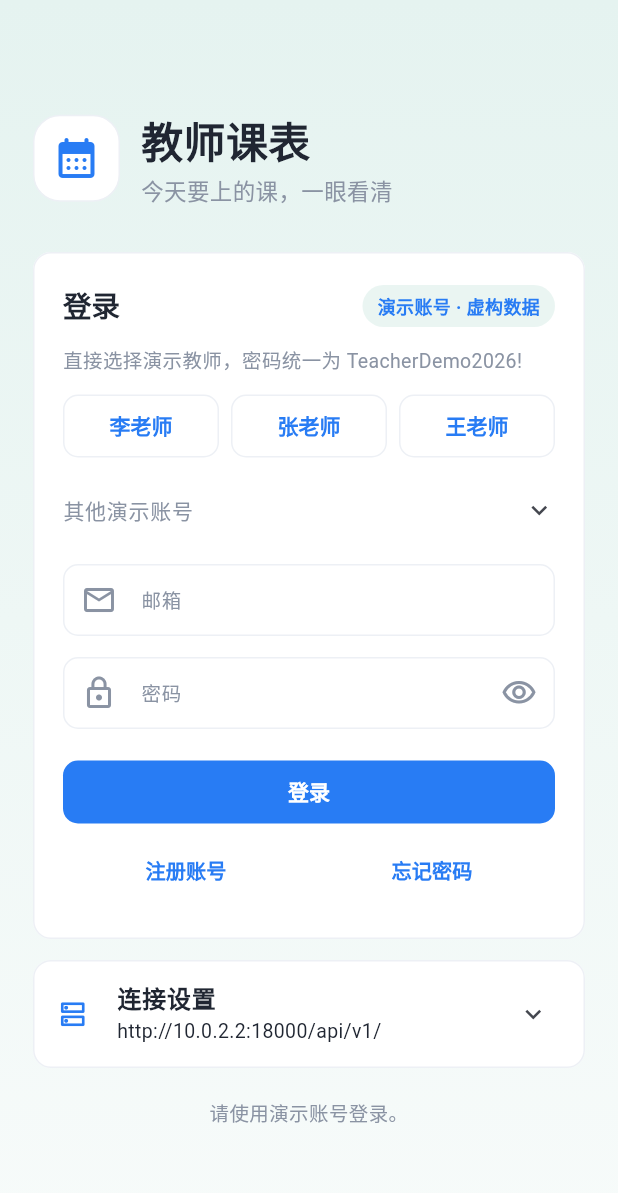
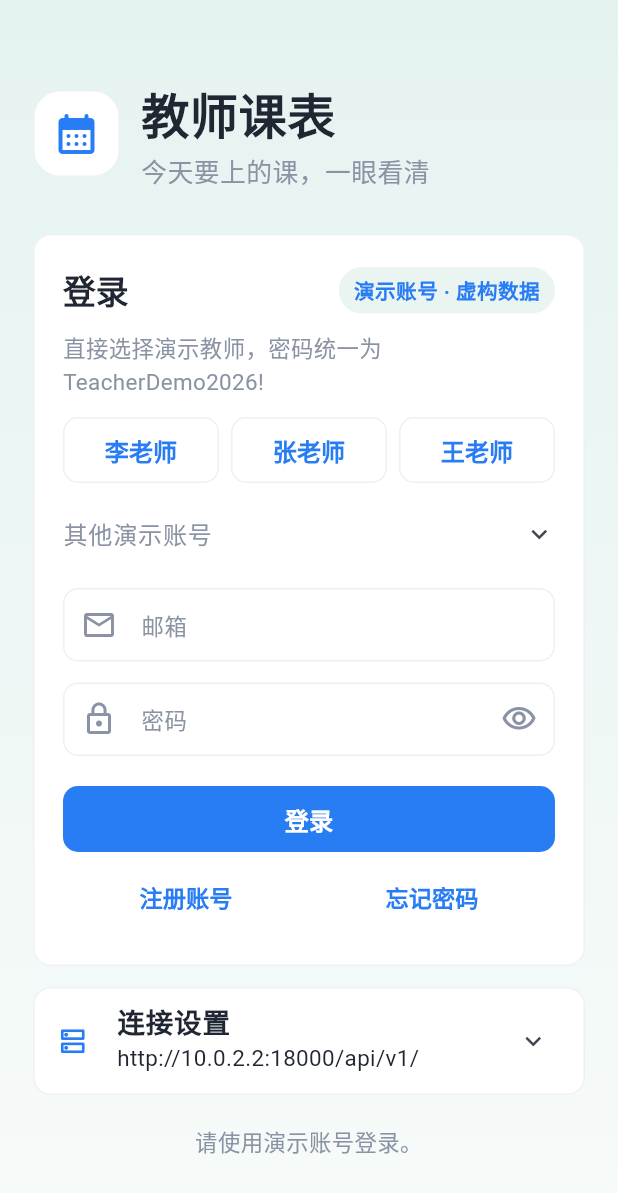
Before and after one commit to xuanfengdabiti/teacher-schedule-app, a Flutter app: the screen it shows after launch, on a phone screen of 412 x 824 dp. Shown: the top 1193 px of the screen. Run offline on Flutter 3.47's test engine with Material 3 defaults, Android fonts, the light colour scheme and no system bars; our stand-ins replace dio, flutter_local_notifications, flutter_riverpod, flutter_secure_storage, go_router, image_picker and 2 more.

Commit message:
fix(ui): enlarge default text and adapt date tabs

```diff
--- a/mobile/lib/app.dart
+++ b/mobile/lib/app.dart
@@ -3,9 +3,12 @@ import 'package:flutter_localizations/flutter_localizations.dart';
 import 'package:flutter_riverpod/flutter_riverpod.dart';
 
 import 'app/router.dart';
+import 'app/reading_text_scaler.dart';
 import 'app/theme.dart';
 import 'features/profile/font_size_controller.dart';
 import 'features/reminders/reminder_coordinator.dart';
+
+const _readingScale = 1.15;
 
 /// Android Material 3 stretches edge content by default, which warps text and
 /// cards at the end of a list. Keep normal scrolling and pull-to-refresh but
@@ -33,26 +36,19 @@ class TeacherScheduleApp extends ConsumerWidget {
         GlobalCupertinoLocalizations.delegate,
       ],
       builder: (context, child) {
-        // Following the system keeps the platform scaler untouched (including
-        // non-linear scaling). Large choices add exactly one extra factor.
-        Widget content;
-        if (fontChoice == 'system') {
-          content = child ?? const SizedBox.shrink();
-        } else {
-          final media = MediaQuery.of(context);
-          final scale = textScaleForFontSize(fontChoice);
-          content = MediaQuery(
-            data: media.copyWith(
-              textScaler: TextScaler.linear(
-                media.textScaler.scale(1.0) * scale,
-              ),
-            ),
-            child: child ?? const SizedBox.shrink(),
-          );
-        }
-        // One coordinator instance wraps both font-size branches so reminder
-        // setup and notification taps survive any font-size change.
-        return ReminderCoordinator(child: content);
+        // One reading baseline for every page, combined with the untouched
+        // platform scaler and the account's optional preference.
+        final media = MediaQuery.of(context);
+        final scaler = ReadingTextScaler(
+          upstream: media.textScaler,
+          factor: _readingScale * textScaleForFontSize(fontChoice),
+        );
+        // Keep one coordinator instance across preference changes so reminder
+        // listeners and notification routing stay attached.
+        return MediaQuery(
+          data: media.copyWith(textScaler: scaler),
+          child: ReminderCoordinator(child: child ?? const SizedBox.shrink()),
+        );
       },
       routerConfig: ref.watch(routerProvider),
     );
--- /dev/null
+++ b/mobile/lib/app/reading_text_scaler.dart
@@ -0,0 +1,32 @@
+import 'package:flutter/material.dart';
+
+/// Applies the app's reading-size factor on top of the platform text scaler.
+///
+/// Scaling through [TextScaler.scale] preserves non-linear platform scalers.
+class ReadingTextScaler extends TextScaler {
+  const ReadingTextScaler({required this.upstream, required this.factor})
+    : assert(factor >= 0);
+
+  final TextScaler upstream;
+  final double factor;
+
+  @override
+  double scale(double fontSize) => upstream.scale(fontSize) * factor;
+
+  @override
+  // ignore: deprecated_member_use
+  double get textScaleFactor => upstream.textScaleFactor * factor;
+
+  @override
+  bool operator ==(Object other) {
+    return other is ReadingTextScaler &&
+        other.upstream == upstream &&
+        other.factor == factor;
+  }
+
+  @override
+  int get hashCode => Object.hash(upstream, factor);
+
+  @override
+  String toString() => 'ReadingTextScaler($upstream × $factor)';
+}
```
Also changed, not shown: mobile/lib/features/schedule/week_page.dart (+11 -17 lines), 6 other files.
